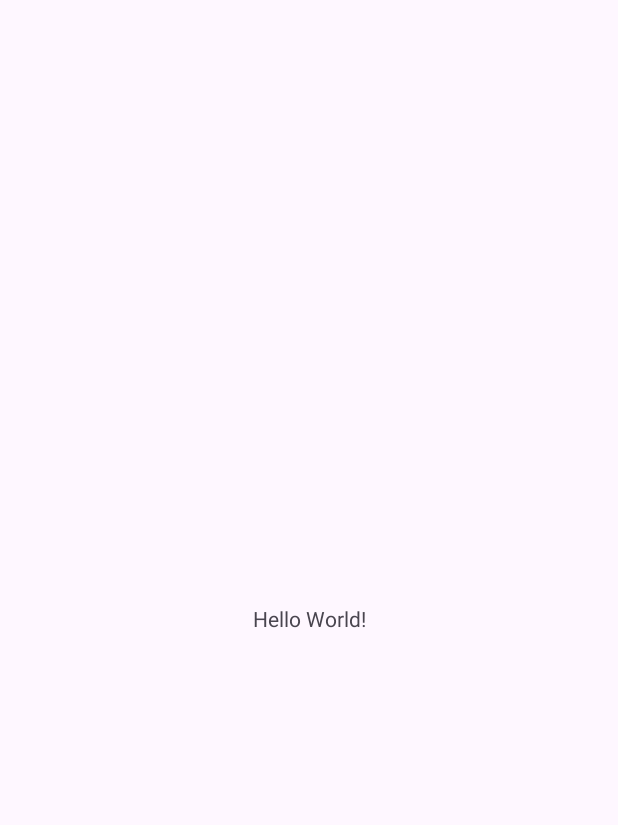
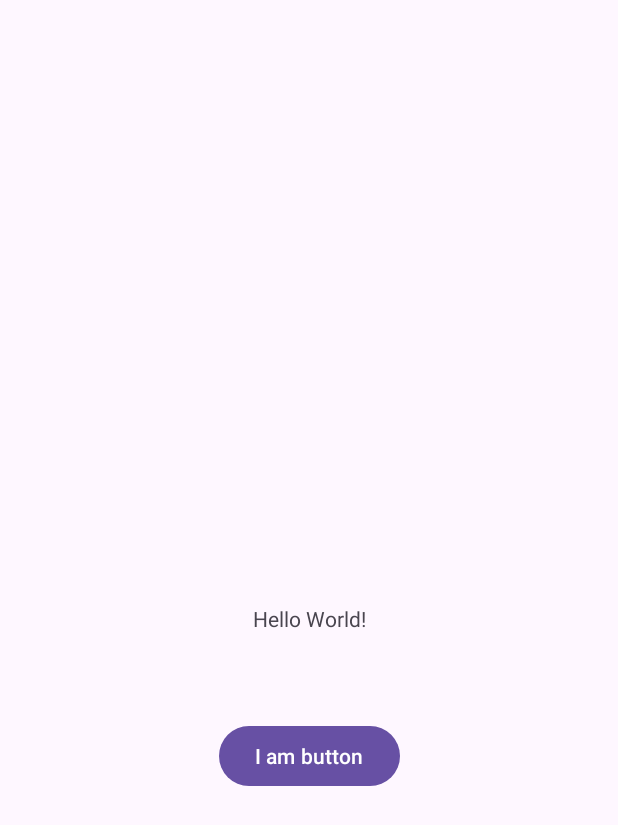
Before and after one commit to sparthpatel18/Parth, an Android app: the screen it shows after launch (MainActivity), on a phone screen of 412 x 824 dp. Before the commit the part shown is almost empty. Shown: the top 825 px of the screen. Run offline under Robolectric (Android 15) with nearby library versions, the phone set to English and light mode, and no system bars.

```diff
--- a/app/src/main/res/layout/activity_main.xml
+++ b/app/src/main/res/layout/activity_main.xml
@@ -15,4 +15,12 @@
         app:layout_constraintStart_toStartOf="parent"
         app:layout_constraintTop_toTopOf="parent" />
 
+    <Button
+        android:layout_width="wrap_content"
+        android:layout_height="wrap_content"
+        android:layout_marginBottom="296dp"
+        android:text="@string/button_message"
+        app:layout_constraintBottom_toBottomOf="parent"
+        app:layout_constraintEnd_toEndOf="parent"
+        app:layout_constraintStart_toStartOf="parent"/>
 </androidx.constraintlayout.widget.ConstraintLayout>
--- a/app/src/main/res/values/strings.xml
+++ b/app/src/main/res/values/strings.xml
@@ -1,3 +1,5 @@
 <resources>
-    <string name="app_name">Parth\'s Android</string>
+    <string name="app_name">algonquin.CST2335pate1214</string>
+    <string name="hello_message" translatable="false">Hello World!</string>
+    <string name="button_message" translatable="false">I am button</string>
 </resources>
```
Also changed, not shown: 1 other file.
